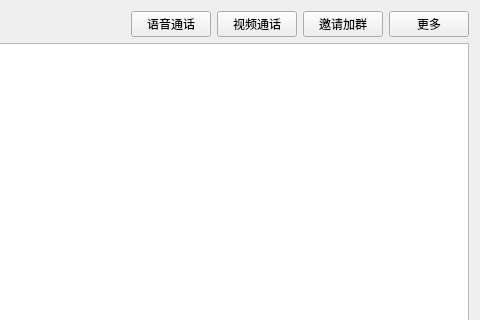
Qt form src/page/base-arch/msg-page/MsgPage.ui (FUQUANYUO/SynergySpot) before a commit; both pictures show x 350 to 830 and y 0 to 320 of the 830 by 739 pixel window.
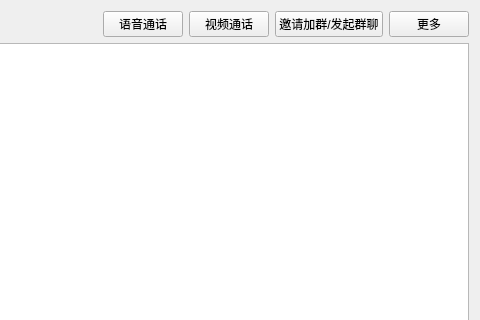
The same form after that commit.

```diff
--- a/src/page/base-arch/msg-page/MsgPage.ui
+++ b/src/page/base-arch/msg-page/MsgPage.ui
@@ -60,7 +60,7 @@
      <item>
       <widget class="QPushButton" name="inviteGroup">
        <property name="text">
-        <string>邀请加群</string>
+        <string>邀请加群/发起群聊</string>
        </property>
       </widget>
      </item>
```
